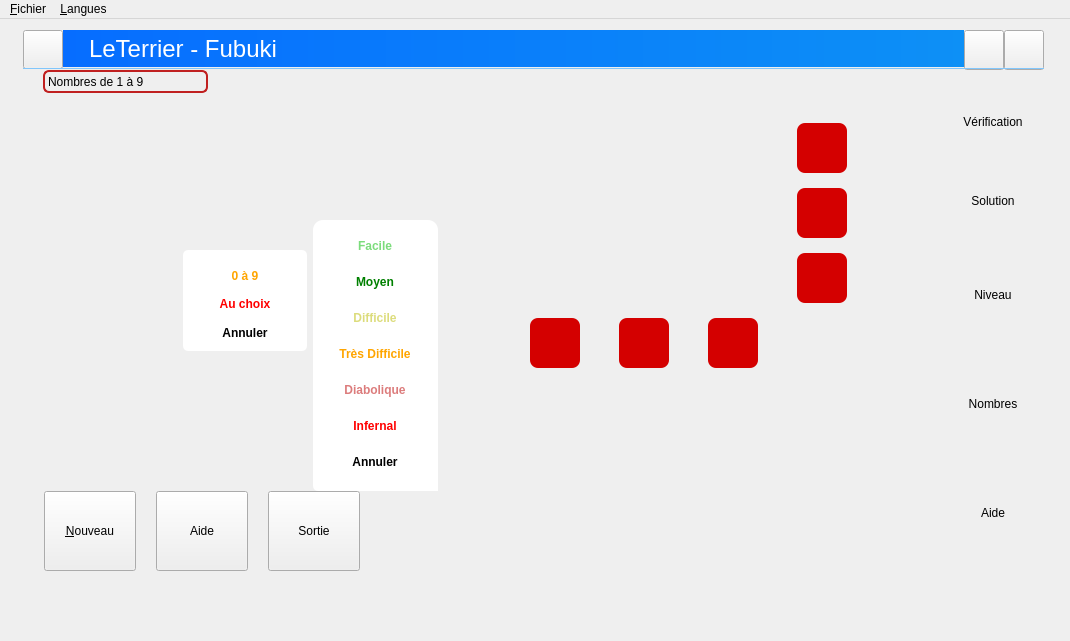
First picture: the form in mainwindow.ui, repository Txikilinux/leterrier-fubuki, before the edit.
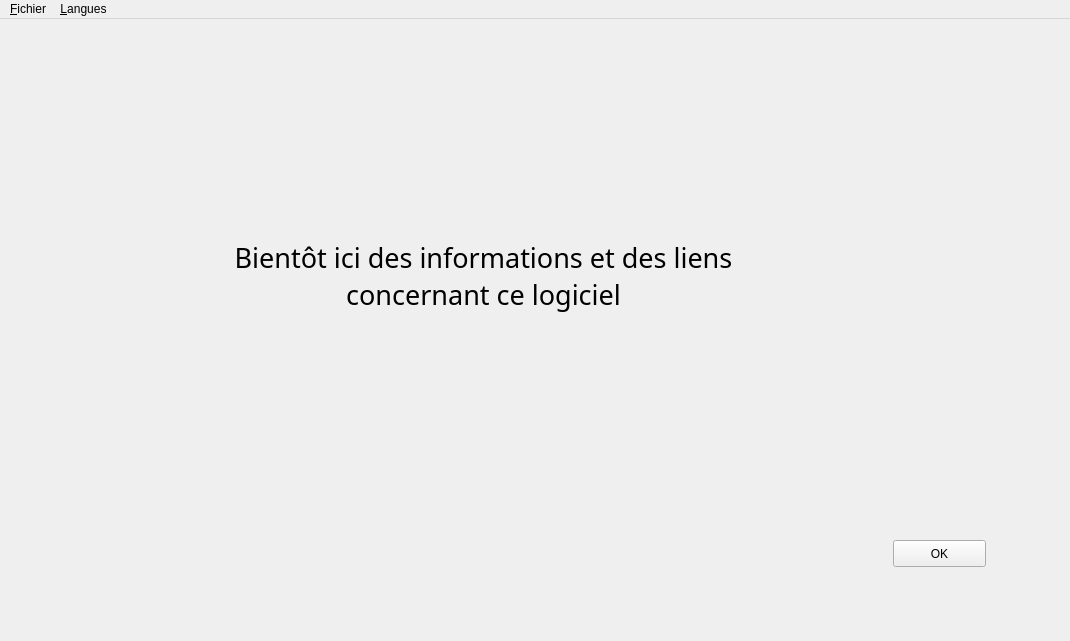
Second picture: the form after the edit. The open tabs and pages were chosen to show the change. Icons and pictures are not drawn. Custom widgets are drawn as their Qt base class.

Commit message: Intégration AbulEduStackedWidget

```diff
--- a/mainwindow.ui
+++ b/mainwindow.ui
@@ -2272,6 +2272,46 @@
         </layout>
        </widget>
       </widget>
+      <widget class="QWidget" name="pageApropos">
+       <widget class="QPushButton" name="pushButton">
+        <property name="geometry">
+         <rect>
+          <x>870</x>
+          <y>510</y>
+          <width>93</width>
+          <height>27</height>
+         </rect>
+        </property>
+        <property name="text">
+         <string>OK</string>
+        </property>
+       </widget>
+       <widget class="QLabel" name="label">
+        <property name="geometry">
+         <rect>
+          <x>170</x>
+          <y>90</y>
+          <width>581</width>
+          <height>311</height>
+         </rect>
+        </property>
+        <property name="font">
+         <font>
+          <family>Andika Basic</family>
+          <pointsize>20</pointsize>
+         </font>
+        </property>
+        <property name="text">
+         <string>Bientôt ici des informations et des liens concernant ce logiciel</string>
+        </property>
+        <property name="alignment">
+         <set>Qt::AlignCenter</set>
+        </property>
+        <property name="wordWrap">
+         <bool>true</bool>
+        </property>
+       </widget>
+      </widget>
      </widget>
     </item>
    </layout>
@@ -2359,6 +2399,12 @@
    <extends>QPushButton</extends>
    <header>abuleduflatboutonv1.h</header>
   </customwidget>
+  <customwidget>
+   <class>AbulEduStackedWidgetV1</class>
+   <extends>QStackedWidget</extends>
+   <header>abuledustackedwidgetv1.h</header>
+   <container>1</container>
+  </customwidget>
  </customwidgets>
  <tabstops>
   <tabstop>btnCase0</tabstop>
```
Left out of the diff: 5 changed lines with no effect on the pictures. The commit also changes 6 other files.
